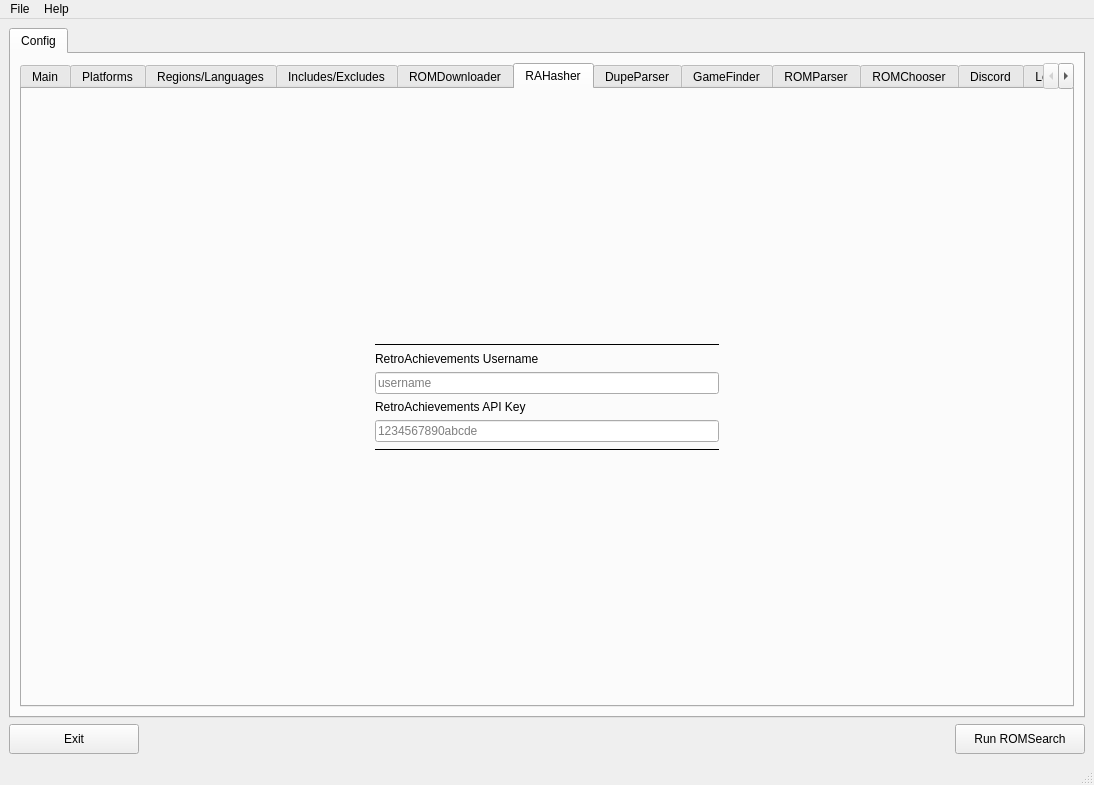
The window that romsearch/gui/layout_romsearch.ui (bbtufty/romsearch) describes before a commit, drawn with Qt 5.
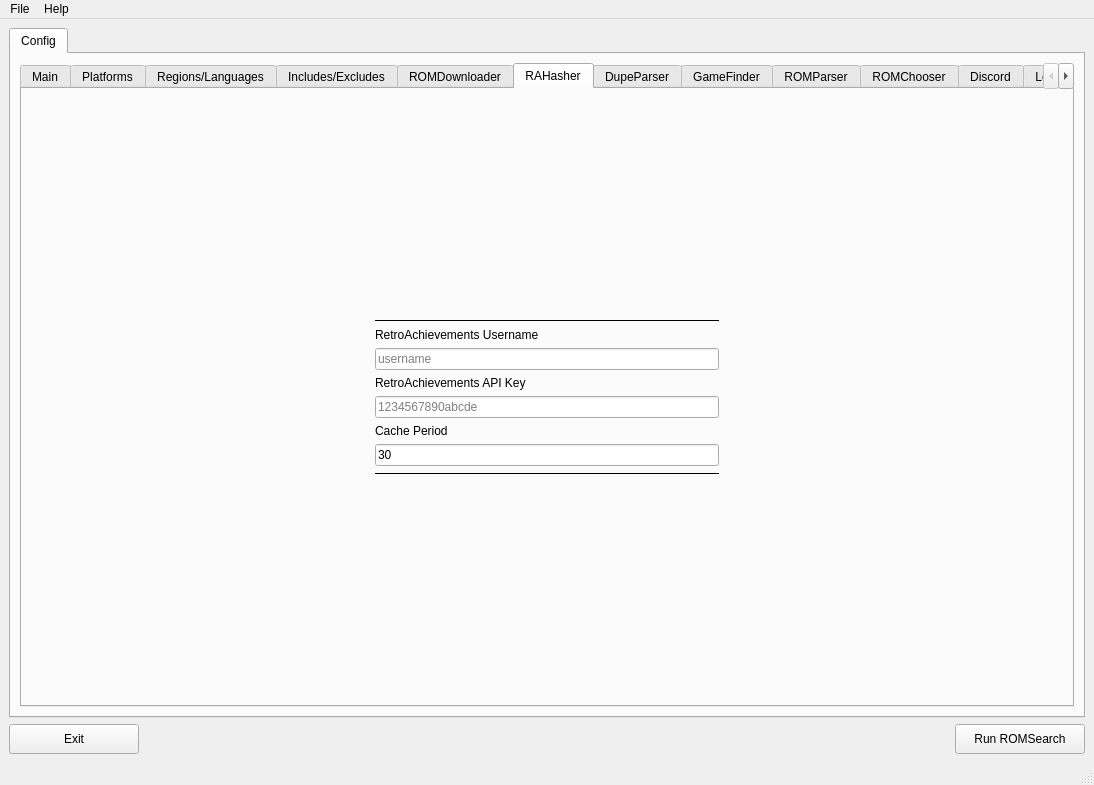
The same window after the commit. The open tabs and pages were chosen to show the change.

Commit message:
Cache GameList API query in rahasher.py
* Updates docs to highlight this
* Updates GUI to include new parameter
* Also tidies up the RAHasher code to be more modular

```diff
--- a/romsearch/gui/layout_romsearch.ui
+++ b/romsearch/gui/layout_romsearch.ui
@@ -1270,6 +1270,29 @@
                   </property>
                  </widget>
                 </item>
+                <item>
+                 <widget class="QLabel" name="labelConfigRAHasherCachePeriodDescription">
+                  <property name="text">
+                   <string>Cache Period</string>
+                  </property>
+                  <property name="wordWrap">
+                   <bool>true</bool>
+                  </property>
+                 </widget>
+                </item>
+                <item>
+                 <widget class="QLineEdit" name="lineEditConfigRAHasherCachePeriod">
+                  <property name="text">
+                   <string>30</string>
+                  </property>
+                  <property name="frame">
+                   <bool>true</bool>
+                  </property>
+                  <property name="placeholderText">
+                   <string>30</string>
+                  </property>
+                 </widget>
+                </item>
                 <item>
                  <widget class="Line" name="lineConfigRAHasherDividerBottom">
                   <property name="frameShadow">
```
Left out of the diff: 2 changed lines with no effect on the pictures. The commit also changes 7 other files.
